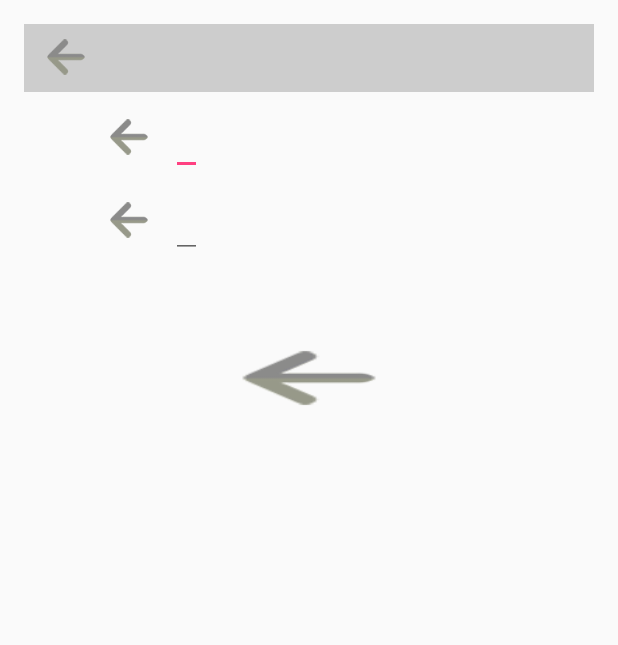
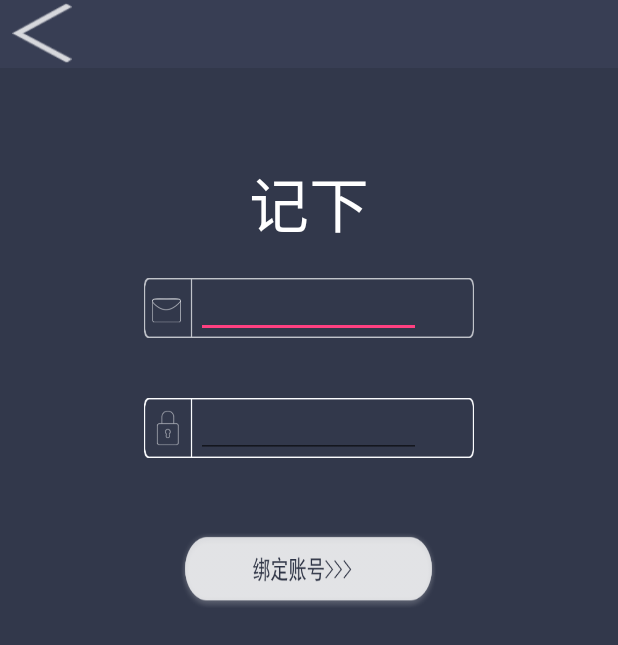
Before and after one commit to klaus201192239/writeMemory, an Android app: the LogonActivity screen opened directly, with no data from a screen before it, on a phone screen of 412 x 824 dp. Shown: the top 645 px of the screen. Run offline under Robolectric (Android 15) with nearby library versions, the phone set to English and light mode, and no system bars; libraries missing offline, so code that uses them is left out: com.wilddog.client; 3 statements that could not run were skipped.

Commit message:
Fifth Submit

```diff
--- a/WriteMemory/app/src/main/java/com/klaus/activity/writememory/LogonActivity.java
+++ b/WriteMemory/app/src/main/java/com/klaus/activity/writememory/LogonActivity.java
@@ -1,31 +1,32 @@
 package com.klaus.activity.writememory;
 
+import android.app.ProgressDialog;
 import android.content.SharedPreferences;
+import android.os.Message;
 import android.support.v7.app.AppCompatActivity;
 import android.os.Bundle;
 import android.view.KeyEvent;
 import android.view.View;
 import android.widget.EditText;
 import android.widget.Toast;
-
 import com.klaus.bean.writememory.User;
+import com.klaus.util.writememory.DBHelper;
 import com.wilddog.client.DataSnapshot;
 import com.wilddog.client.ValueEventListener;
 import com.wilddog.client.Wilddog;
 import com.wilddog.client.WilddogError;
-
-import org.json.JSONArray;
-import org.json.JSONObject;
-
 import java.util.ArrayList;
 import java.util.HashMap;
 import java.util.List;
 import java.util.Map;
-import java.util.Objects;
+import android.os.Handler;
+import android.os.Message;
 
 public class LogonActivity extends AppCompatActivity {
 
     private List<User> userList=new ArrayList<User>();
+
+    private ProgressDialog progressDialog;
 
     @Override
     protected void onCreate(Bundle savedInstanceState) {
@@ -79,6 +80,7 @@ public class LogonActivity extends AppCompatActivity {
             String pwdString=pwd.getText().toString().trim();
 
             if(userString==null||userString.length()==0||pwdString==null||pwdString.length()==0){
+
                 Toast.makeText(getApplicationContext(), "用户名密码不能为空", Toast.LENGTH_SHORT).show();
                 return ;
 
@@ -93,11 +95,9 @@ public class LogonActivity extends AppCompatActivity {
                 editor.putString("UserName", userString);
                 editor.commit();
 
+                updateLocalDB(userString);
 
-
-                Toast.makeText(getApplicationContext(), "用户名密码不能为空", Toast.LENGTH_SHORT).show();
-
-                finish();
+               // finish();
 
                 return ;
 
@@ -201,4 +201,65 @@ public class LogonActivity extends AppCompatActivity {
     }
 
 
+    private void updateLocalDB(String userName){
+
+        progressDialog = ProgressDialog.show(LogonActivity.this, "", "正在同步数据，请稍后～！");
+
+        Wilddog.setAndroidContext(this);
+
+        Wilddog ref = new Wilddog("https://wild-snake-96493.wilddogio.com/android/writememory/"+userName);
+
+        ref.addValueEventListener(new ValueEventListener(){
+            public void onDataChange(DataSnapshot snapshot) {
+
+                long intemT= snapshot.getChildrenCount();
+
+                DBHelper dbhelper = new DBHelper(LogonActivity.this);
+                dbhelper.CreatOrOpen("writememory");
+
+                dbhelper.excuteInfo("delete from mything;");
+
+                for(int i=0;i<intemT;i++){
+
+                    int idd= Integer.parseInt(snapshot.child(i+"").child("id").getValue().toString());
+                    String title=snapshot.child(i+"").child("title").getValue().toString();
+                    String starttime=snapshot.child(i+"").child("starttime").getValue().toString();
+                    String endtime=snapshot.child(i+"").child("endtime").getValue().toString();
+                    int pride= Integer.parseInt(snapshot.child(i + "").child("pride").getValue().toString());
+                    int important= Integer.parseInt(snapshot.child(i+"").child("important").getValue().toString());
+
+                    dbhelper.excuteInfo("insert into mything values('"+idd+"','"+title+"','" +starttime+ "','"+endtime+"','"+pride+"','"+important+"')");
+
+                }
+
+                dbhelper.closeDB();
+
+                Message msg_listData = new Message();
+                msg_listData.what =0;
+                handler.sendMessage(msg_listData);
+
+            }
+
+            public void onCancelled(WilddogError error) {
+                if(error != null){
+                    //   System.out.println(error.getCode());
+                }
+            }
+        });
+
+    }
+
+
+    private Handler handler = new Handler() {
+        public void handleMessage(Message message) {
+            switch (message.what) {
+                case 0:
+                    progressDialog.dismiss(); //关闭进度条
+                    Toast.makeText(getApplicationContext(), "数据同步完毕～", Toast.LENGTH_SHORT).show();
+                    finish();
+                    break;
+            }
+        }
+    };
+
 }
--- a/WriteMemory/app/src/main/res/layout/activity_logon.xml
+++ b/WriteMemory/app/src/main/res/layout/activity_logon.xml
@@ -1,17 +1,16 @@
 <?xml version="1.0" encoding="utf-8"?>
 <RelativeLayout xmlns:android="http://schemas.android.com/apk/res/android"
-    xmlns:tools="http://schemas.android.com/tools" android:layout_width="match_parent"
-    android:layout_height="match_parent" android:paddingLeft="@dimen/activity_horizontal_margin"
-    android:paddingRight="@dimen/activity_horizontal_margin"
-    android:paddingTop="@dimen/activity_vertical_margin"
-    android:paddingBottom="@dimen/activity_vertical_margin"
+    xmlns:tools="http://schemas.android.com/tools"
+    android:layout_width="match_parent"
+    android:layout_height="match_parent"
+
     tools:context="com.klaus.activity.writememory.LogonActivity">
 
     <RelativeLayout
         android:id="@+id/logon_lv_one"
         android:layout_width="match_parent"
         android:layout_height="45dp"
-        android:background="#CDCDCD" >
+        android:background="#383e54" >
 
         <Button
             android:id="@+id/logonback"
@@ -30,24 +29,43 @@
         android:id="@+id/logon_lv_two"
         android:layout_width="match_parent"
         android:layout_below="@id/logon_lv_one"
-        android:layout_marginTop="10dp"
+        android:background="#32384b"
+        android:layout_alignParentBottom="true"
+        android:layout_height="match_parent">
+
+
+        <TextView
+            android:id="@+id/mycontenttt"
+            android:layout_width="wrap_content"
+            android:layout_height="wrap_content"
+            android:layout_centerHorizontal="true"
+            android:layout_marginTop="60dp"
+            android:textColor="#FFFFFF"
+            android:textSize="40sp"
+            android:text="@string/app_name"/>
+
+
+        <RelativeLayout
+            android:id="@+id/logon_lv_twoo"
+            android:layout_width="match_parent"
+            android:layout_below="@id/mycontenttt"
             android:layout_height="wrap_content">
-
 
             <ImageView
                 android:id="@+id/logon_img1"
-            android:layout_width="40dp"
+                android:layout_width="220dp"
                 android:layout_height="40dp"
-            android:layout_alignParentLeft="true"
-            android:layout_marginLeft="50dp"
-            android:src="@mipmap/wm_back2"/>
+                android:layout_marginTop="20dp"
+                android:scaleType="fitXY"
+                android:layout_centerHorizontal="true"
+                android:src="@mipmap/regisu"/>
 
             <EditText
                 android:id="@+id/logonusername"
-            android:layout_width="wrap_content"
-            android:layout_height="wrap_content"
-            android:layout_toRightOf="@id/logon_img1"
-            android:layout_marginLeft="8dp" />
+                android:layout_width="150dp"
+                android:layout_height="40dp"
+                android:layout_marginTop="20dp"
+                android:layout_centerHorizontal="true" />
 
         </RelativeLayout>
 
@@ -55,25 +73,26 @@
         <RelativeLayout
             android:id="@+id/logon_lv_three"
             android:layout_width="match_parent"
-        android:layout_below="@id/logon_lv_two"
-        android:layout_marginTop="10dp"
+            android:layout_below="@id/logon_lv_twoo"
+            android:layout_marginTop="20dp"
             android:layout_height="wrap_content">
 
 
             <ImageView
                 android:id="@+id/logon_img2"
-            android:layout_width="40dp"
+                android:layout_width="220dp"
                 android:layout_height="40dp"
-            android:layout_alignParentLeft="true"
-            android:layout_marginLeft="50dp"
-            android:src="@mipmap/wm_back2"/>
+                android:layout_marginTop="20dp"
+                android:scaleType="fitXY"
+                android:layout_centerHorizontal="true"
+                android:src="@mipmap/regpa"/>
 
             <EditText
                 android:id="@+id/logonpwd"
-            android:layout_width="wrap_content"
-            android:layout_height="wrap_content"
-            android:layout_toRightOf="@id/logon_img2"
-            android:layout_marginLeft="8dp" />
+                android:layout_width="150dp"
+                android:layout_height="40dp"
+                android:layout_marginTop="20dp"
+                android:layout_centerHorizontal="true" />
 
         </RelativeLayout>
 
@@ -81,10 +100,16 @@
             android:id="@+id/logonsubmit"
             android:layout_below="@id/logon_lv_three"
             android:layout_marginTop="50dp"
-        android:layout_width="140dp"
-        android:layout_height="60dp"
+            android:layout_width="170dp"
+            android:layout_height="50dp"
             android:layout_centerHorizontal="true"
-        android:background="@mipmap/wm_back2"
+            android:background="@mipmap/bindfinish"
             android:onClick="btonclik" />
 
+
     </RelativeLayout>
+
+
+
+
+</RelativeLayout>
```
Also changed, not shown: WriteMemory/app/src/main/java/com/klaus/activity/writememory/MainActivity.java (+8 -3 lines), WriteMemory/app/src/main/java/com/klaus/activity/writememory/MyActivity.java (+28 -6 lines), WriteMemory/app/src/main/java/com/klaus/service/writememory/UploadDataService.java (+20 -7 lines), WriteMemory/app/src/main/res/layout/activity_my.xml (+25 -16 lines), WriteMemory/app/src/main/res/mipmap-hdpi/bangding.png (added), WriteMemory/app/src/main/res/mipmap-hdpi/bindfinish.png (added), WriteMemory/app/src/main/res/mipmap-hdpi/mainimg.png (added), WriteMemory/app/src/main/res/mipmap-hdpi/mainimga.png (added), WriteMemory/app/src/main/res/mipmap-hdpi/memeoryclick.png (added), WriteMemory/app/src/main/res/mipmap-hdpi/regisu.png (added), WriteMemory/app/src/main/res/mipmap-hdpi/regpa.png (added), WriteMemory/app/src/main/res/mipmap-hdpi/shareimg.png, WriteMemory/app/src/main/res/mipmap-hdpi/wm_back2.png. Lines whose indentation alone changed are shown as unchanged.
